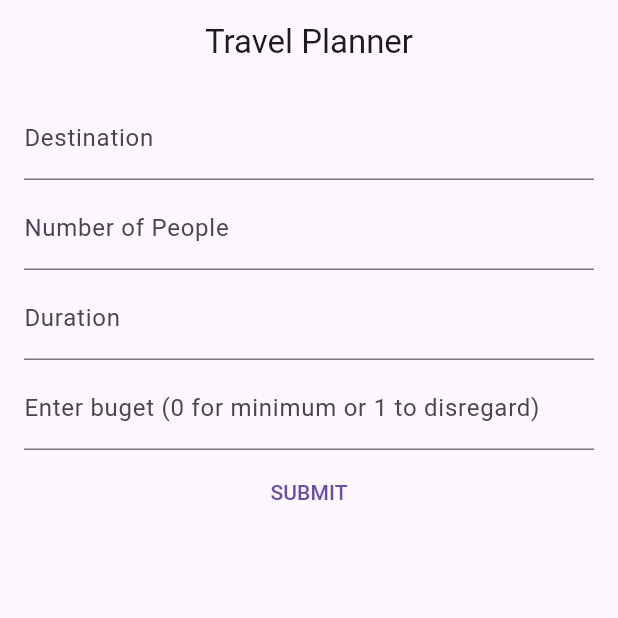
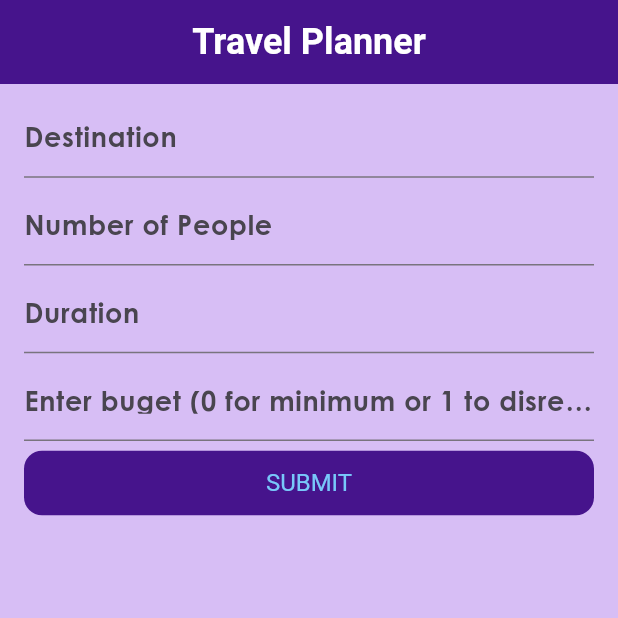
Before and after one commit to omar-alajami/Project_Travel_Planner, a Flutter app: the screen it shows after launch, on a phone screen of 412 x 824 dp, the top half of it. Run offline on Flutter 3.47's test engine with Material 3 defaults, Android fonts, the light colour scheme and no system bars.

Commit message:
added the theme in MaterialApp

```diff
--- a/lib/main.dart
+++ b/lib/main.dart
@@ -8,14 +8,54 @@ void main() {
 class MainApp extends StatelessWidget {
   const MainApp({super.key});
 
+  static const Color appbarBackgroundColor = Color.fromARGB(255, 70, 20, 140);
+  static const Color scaffoldBackgroundColor = Color.fromARGB(255, 215, 190, 245);
+  static const Color appbarForegroundColor = Color.fromARGB(255, 120, 200, 250);
+  static const Color textColor = Color.fromARGB(255, 30, 25, 35);
+
   @override
   Widget build(BuildContext context) {
     return MaterialApp(
+      theme: ThemeData(
+        appBarTheme: AppBarTheme(
+          titleTextStyle: TextStyle(
+            fontSize: 24,
+            fontWeight: FontWeight.bold,
+          ),
+          backgroundColor: appbarBackgroundColor,
+          foregroundColor: appbarForegroundColor,
+          centerTitle: true,
+        ),
+        scaffoldBackgroundColor: scaffoldBackgroundColor,
+
+        fontFamily: 'Century Gothic',
+        textTheme: TextTheme(
+          bodyLarge: TextStyle(
+            fontSize: 18,
+            fontWeight: FontWeight.bold,
+            color: textColor,
+          ),
+          bodySmall: TextStyle(
+            fontSize: 16,
+            fontWeight: FontWeight.normal,
+            color: textColor,
+          ),
+        ),
+
+        textButtonTheme: TextButtonThemeData(
+          style: ButtonStyle(
+            backgroundColor: WidgetStateProperty.all(appbarBackgroundColor),
+            foregroundColor: WidgetStateProperty.all(appbarForegroundColor),
+            padding: WidgetStateProperty.all(EdgeInsets.symmetric(vertical: 12, horizontal: 20)),
+            shape: WidgetStateProperty.all(RoundedRectangleBorder(borderRadius: BorderRadius.circular(12))),
+            textStyle: WidgetStateProperty.all(TextStyle(fontSize: 16))
+          )
+        )
+      ),
       title: 'Planner_App',
       home: Scaffold(
         appBar: AppBar(
           title: Text('Travel Planner'),
-          centerTitle: true,
         ),
 
         body: Returned(),
@@ -58,6 +98,7 @@ class _ReturnedState extends State<Returned>{
             child: TextField(
               decoration: InputDecoration(labelText: 'Destination'),
               onChanged: (gotDest){dest = gotDest;},
+              style: Theme.of(context).textTheme.bodySmall,
             )
           ),
 
@@ -67,6 +108,7 @@ class _ReturnedState extends State<Returned>{
               keyboardType: TextInputType.numberWithOptions(),
               decoration: InputDecoration(labelText: 'Number of People'),
               onChanged: (gotNb){nbOfPeople = int.tryParse(gotNb) ?? 0;},
+              style: Theme.of(context).textTheme.bodySmall,
             )
           ),
 
@@ -76,6 +118,7 @@ class _ReturnedState extends State<Returned>{
               keyboardType: TextInputType.numberWithOptions(),
               decoration: InputDecoration(labelText: 'Duration'),
               onChanged: (gotDur){duration = int.tryParse(gotDur) ?? 0;},
+              style: Theme.of(context).textTheme.bodySmall,
             ),
           ),
 
@@ -85,6 +128,7 @@ class _ReturnedState extends State<Returned>{
               keyboardType: TextInputType.numberWithOptions(),
               decoration: InputDecoration(labelText: 'Enter buget (0 for minimum or 1 to disregard)'),
               onChanged: (gotBud){budget = parseBud(gotBud);},
+              style: Theme.of(context).textTheme.bodySmall,
             ),
           ),
 
@@ -115,7 +159,7 @@ class _ReturnedState extends State<Returned>{
                   padding: EdgeInsets.fromLTRB(16, 8, 16, 4),
                   child: Text('IMG_HERE'),
                 ),
-                Text(shownString)
+                Text(shownString, style: Theme.of(context).textTheme.bodySmall)
               ],
             )
           ),
```
Also changed, not shown: pubspec.yaml (+9 -0 lines), assets/fonts/gothic.ttf (added), assets/fonts/gothicb.ttf (added).
